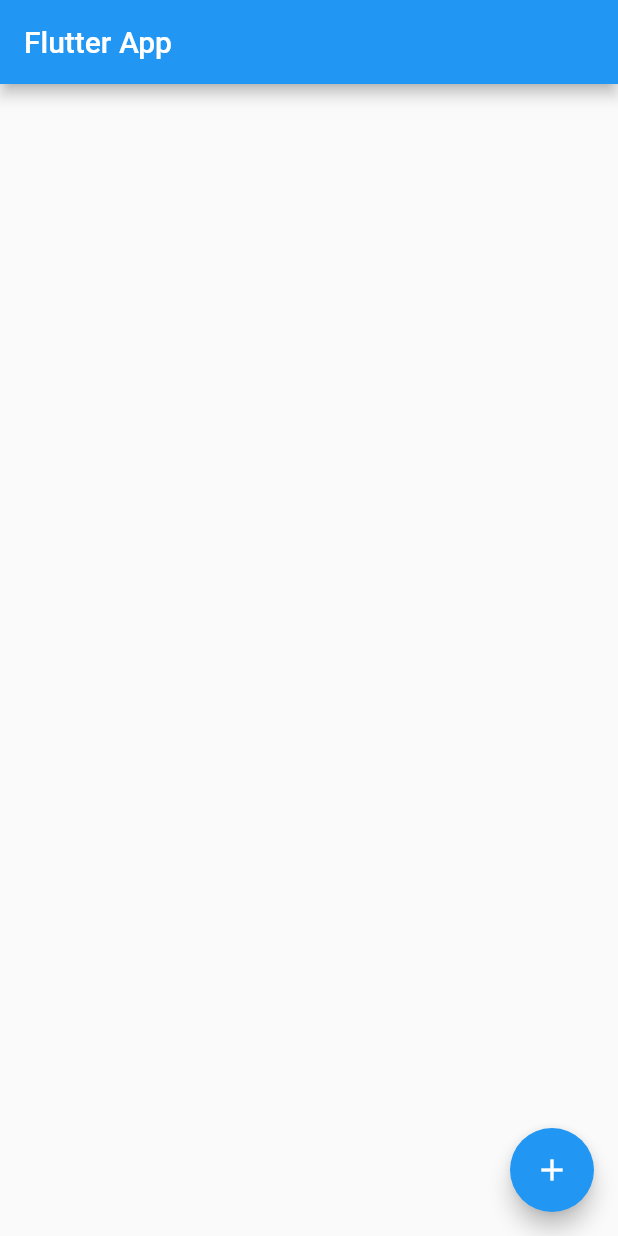
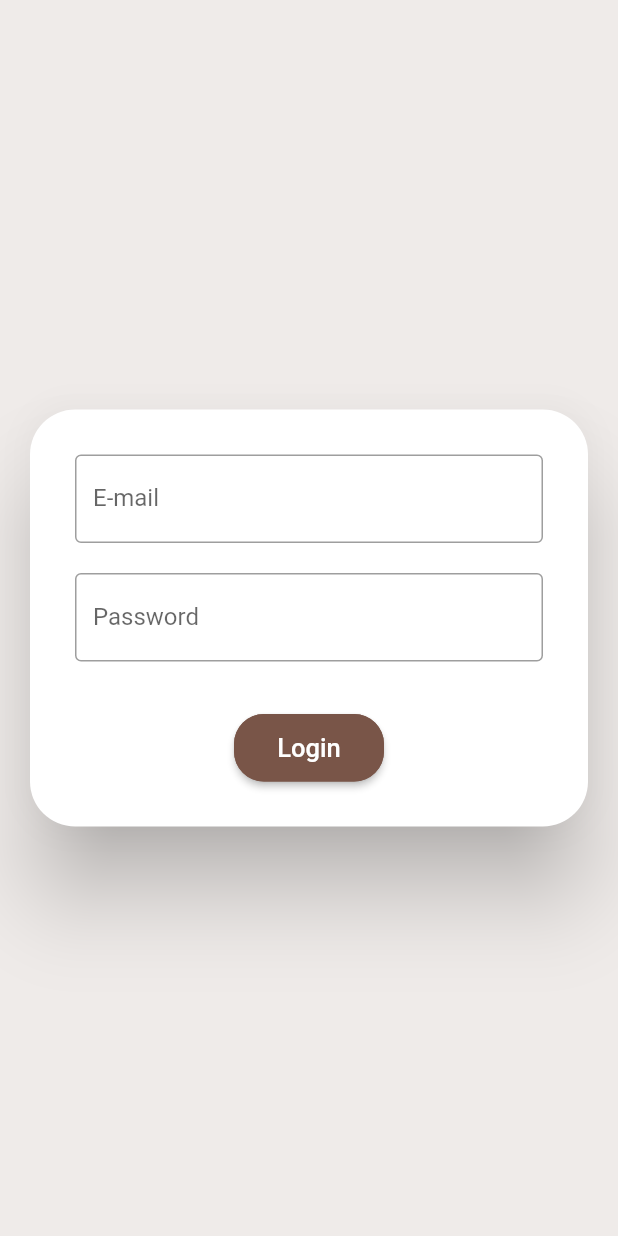
Before and after one commit to pawuload/flutter-notepad, a Flutter app: the screen it shows after launch, on a phone screen of 412 x 824 dp. Run offline on Flutter 3.47's test engine with Material 2 defaults, Android fonts, the phone set to English and light mode, and no system bars; our stand-ins replace cloud_firestore, firebase_core; accounts and stored records are empty.

Commit message:
created auth_screen

```diff
--- a/lib/main.dart
+++ b/lib/main.dart
@@ -1,3 +1,4 @@
+import 'package:app/screens/auth_screen.dart';
 import 'package:flutter/material.dart';
 import 'package:firebase_core/firebase_core.dart';
 import 'package:cloud_firestore/cloud_firestore.dart';
@@ -28,40 +29,41 @@ class MyHomePage extends StatelessWidget {
 
   @override
   Widget build(BuildContext context) {
-    return Scaffold(
-      appBar: AppBar(
-        title: const Text(
-          'Flutter App',
-        ),
+    return MaterialApp(
+      title: 'FlutterNotes',
+      theme: ThemeData(
+        primarySwatch: Colors.brown,
       ),
-      body: StreamBuilder<dynamic>(
-        stream: FirebaseFirestore.instance
-            .collection('chats/8G7xuGsWARWwcj3QaUBN/msg')
-            .snapshots(),
-        builder: (ctx, streamSnapshot) {
-          if (streamSnapshot.connectionState == ConnectionState.waiting) {
-            return const Center(
-              child: CircularProgressIndicator(),
-            );
-          }
-          final documents = streamSnapshot.data.docs;
-          return ListView.builder(
-            itemCount: documents.length,
-            itemBuilder: (ctx, index) => Container(
-              padding: const EdgeInsets.all(8),
-              child: Text(documents[index]['text']),
-            ),
-          );
-        },
-      ),
-      floatingActionButton: FloatingActionButton(
-        child: const Icon(Icons.add),
-        onPressed: () {
-          FirebaseFirestore.instance.collection('chats/8G7xuGsWARWwcj3QaUBN/msg').add({
-            'text' : 'Button has been clicked'
-          });
-        },
-      ),
+      home: const AuthScreen(),
     );
   }
 }
+
+// StreamBuilder<dynamic>(
+// stream: FirebaseFirestore.instance
+//     .collection('chats/8G7xuGsWARWwcj3QaUBN/msg')
+// .snapshots(),
+// builder: (ctx, streamSnapshot) {
+// if (streamSnapshot.connectionState == ConnectionState.waiting) {
+// return const Center(
+// child: CircularProgressIndicator(),
+// );
+// }
+// final documents = streamSnapshot.data.docs;
+// return ListView.builder(
+// itemCount: documents.length,
+// itemBuilder: (ctx, index) => Container(
+// padding: const EdgeInsets.all(8),
+// child: Text(documents[index]['text']),
+// ),
+// );
+// },
+// ),
+// floatingActionButton: FloatingActionButton(
+// child: const Icon(Icons.add),
+// onPressed: () {
+// FirebaseFirestore.instance.collection('chats/8G7xuGsWARWwcj3QaUBN/msg').add({
+// 'text' : 'Button has been clicked'
+// });
+// },
+// ),
--- /dev/null
+++ b/lib/screens/auth_screen.dart
@@ -0,0 +1,20 @@
+import 'package:flutter/material.dart';
+
+import '../widgets/auth/auth_form.dart';
+
+class AuthScreen extends StatefulWidget {
+  const AuthScreen({Key? key}) : super(key: key);
+
+  @override
+  State<AuthScreen> createState() => _AuthScreenState();
+}
+
+class _AuthScreenState extends State<AuthScreen> {
+  @override
+  Widget build(BuildContext context) {
+    return Scaffold(
+      backgroundColor: Theme.of(context).secondaryHeaderColor,
+      body: const AuthForm(),
+    );
+  }
+}
--- /dev/null
+++ b/lib/widgets/auth/auth_form.dart
@@ -0,0 +1,69 @@
+import 'package:flutter/material.dart';
+
+class AuthForm extends StatefulWidget {
+  const AuthForm({Key? key}) : super(key: key);
+
+  @override
+  State<AuthForm> createState() => _AuthFormState();
+}
+
+class _AuthFormState extends State<AuthForm> {
+  @override
+  Widget build(BuildContext context) {
+    return Center(
+      child: Card(
+        elevation: 25,
+        shape: RoundedRectangleBorder(
+          borderRadius: BorderRadius.circular(30),
+        ),
+        margin: const EdgeInsets.all(20),
+        child: SingleChildScrollView(
+          padding: const EdgeInsets.all(30),
+          child: Column(
+            mainAxisSize: MainAxisSize.min,
+            children: <Widget>[
+              TextFormField(
+                keyboardType: TextInputType.emailAddress,
+                decoration: const InputDecoration(
+                  labelText: 'E-mail',
+                  border: OutlineInputBorder(),
+                ),
+              ),
+              const SizedBox(
+                height: 20,
+              ),
+              TextFormField(
+                // keyboardType: TextInputType.visiblePassword,
+                obscureText: true,
+                decoration: const InputDecoration(
+                  labelText: 'Password',
+                  border: OutlineInputBorder(),
+                ),
+              ),
+              const SizedBox(
+                height: 35,
+              ),
+              SizedBox(
+                width: 100,
+                height: 45,
+                child: ElevatedButton(
+                  child: const Text(
+                    'Login',
+                    style: TextStyle(fontWeight: FontWeight.w500, fontSize: 17),
+                  ),
+                  onPressed: () {},
+                  style: ButtonStyle(
+                      shape: MaterialStateProperty.all<RoundedRectangleBorder>(
+                          RoundedRectangleBorder(
+                    borderRadius: BorderRadius.circular(20),
+                    side: const BorderSide(color: Colors.brown),
+                  ))),
+                ),
+              )
+            ],
+          ),
+        ),
+      ),
+    );
+  }
+}
```
